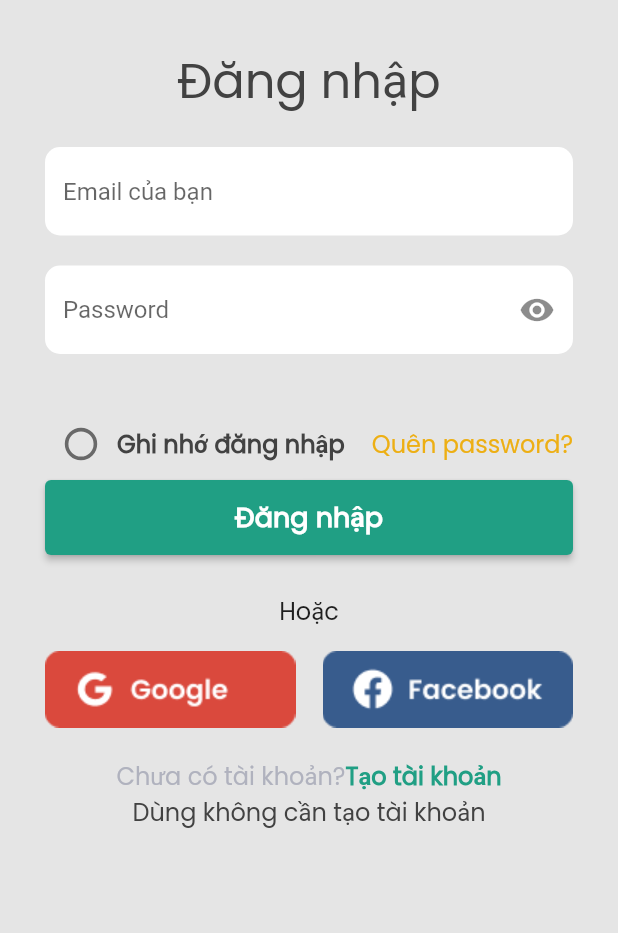
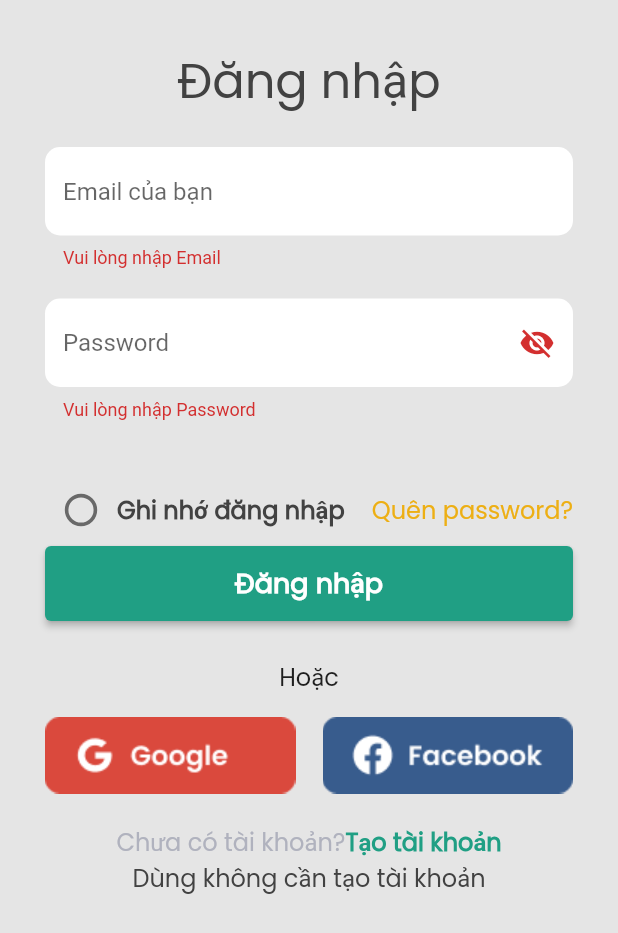
Before and after one commit to dinhnguyen28/flutter-app, a Flutter app: the screen it shows after launch, after a tap on "Đăng nhập", on a phone screen of 412 x 824 dp. Shown: the top 933 px of the screen. Run offline on Flutter 3.47's test engine with Material 2 defaults, Android fonts, the phone set to English and light mode, and no system bars.

Commit message:
trang login

```diff
--- a/lib/login_view.dart
+++ b/lib/login_view.dart
@@ -27,10 +27,14 @@ class LoginViewStatefullWidget extends StatefulWidget {
 class _loginViewStatefullWidget extends State<LoginViewStatefullWidget> {
   bool isChecked = false;
   bool _isObscure = true;
+  final _formKey = GlobalKey<FormState>();
+
   @override
   Widget build(BuildContext context) {
-    return Padding(
-      padding: const EdgeInsets.all(30),
+    return Form(
+      key: _formKey,
+      child: Padding(
+        padding: const EdgeInsets.all(30.0),
         child: SingleChildScrollView(
           //physics: const NeverScrollableScrollPhysics(),
           child: Column(
@@ -61,36 +65,49 @@ class _loginViewStatefullWidget extends State<LoginViewStatefullWidget> {
                           borderSide: BorderSide.none),
                       hintText: 'Email của bạn'),
                   //controller: ,
-
-                  onChanged: (email) {
-                    debugPrint(email);
-                  }),
+                  validator: (email) {
+                    if (email == null || email.isEmpty) {
+                      return 'Vui lòng nhập Email';
+                    }
+                    return null;
+                  },
+                  // onChanged: (email) {
+                  //   debugPrint(email);
+                  // }
+                ),
               ),
               // ),
               Container(
                 //color: Colors.redAccent,
                 margin: const EdgeInsets.only(top: 20, bottom: 36),
                 child: TextFormField(
-                //controller: ,
                   obscureText: _isObscure,
 
                   decoration: InputDecoration(
+                    filled: true,
+                    fillColor: Colors.white,
+                    border: OutlineInputBorder(
+                        borderRadius: BorderRadius.circular(10),
+                        borderSide: BorderSide.none),
+                    hintText: 'Password',
+                    //hide || unhide text
                     suffixIcon: IconButton(
                       icon: Icon(
-                        _isObscure ? Icons.visibility : Icons.visibility_off),
+                          _isObscure ? Icons.visibility_off : Icons.visibility),
                       onPressed: () {
                         setState(() {
                           _isObscure = !_isObscure;
                         });
                       },
                     ),
-                  filled: true,
-                  fillColor: Colors.white,
-                  border: OutlineInputBorder(
-                      borderRadius: BorderRadius.circular(10),
-                      borderSide: BorderSide.none),
-                  hintText: 'Password',
                   ),
+                  //controller:
+                  validator: (password) {
+                    if (password == null || password.isEmpty) {
+                      return 'Vui lòng nhập Password';
+                    }
+                    return null;
+                  },
                 ),
               ),
               // Container(
@@ -145,8 +162,12 @@ class _loginViewStatefullWidget extends State<LoginViewStatefullWidget> {
                   primary: const Color(0xFF209F84),
                   minimumSize: const Size.fromHeight(50),
                 ),
+                //controller
                 onPressed: () {
                   //todo
+                  if (_formKey.currentState!.validate()) {
+                    //do some thing
+                  }
                 },
                 child: const Text(
                   'Đăng nhập',
@@ -231,6 +252,7 @@ class _loginViewStatefullWidget extends State<LoginViewStatefullWidget> {
             ],
           ),
         ),
+      ),
     );
   }
 }
```
Lines whose indentation alone changed are shown as unchanged.
